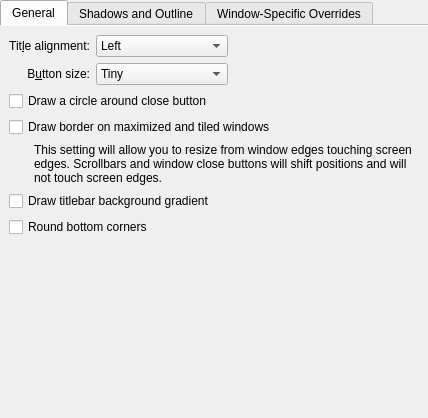
Above: kdecoration/config/ui/breezeconfigurationui.ui from Sonic-DE/sonic-breeze before the change. Below: the same form after it.
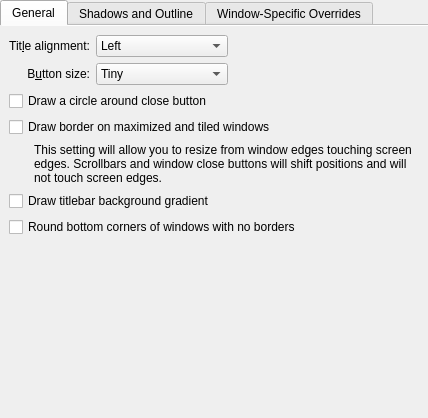
That is the form after the change. Custom widgets are drawn as their Qt base class.

Commit message:
kdecoration: Re-phrase "rounded corners" option text
The option only applies to windows with no borders, it is not a generic
rounded corner toggle.

Patch:
```diff
--- a/kdecoration/config/ui/breezeconfigurationui.ui
+++ b/kdecoration/config/ui/breezeconfigurationui.ui
@@ -182,7 +182,7 @@
        <item row="6" column="0" colspan="3">
         <widget class="QCheckBox" name="roundedCorners">
          <property name="text">
-          <string>Round bottom corners</string>
+          <string>Round bottom corners of windows with no borders</string>
          </property>
         </widget>
        </item>
```
